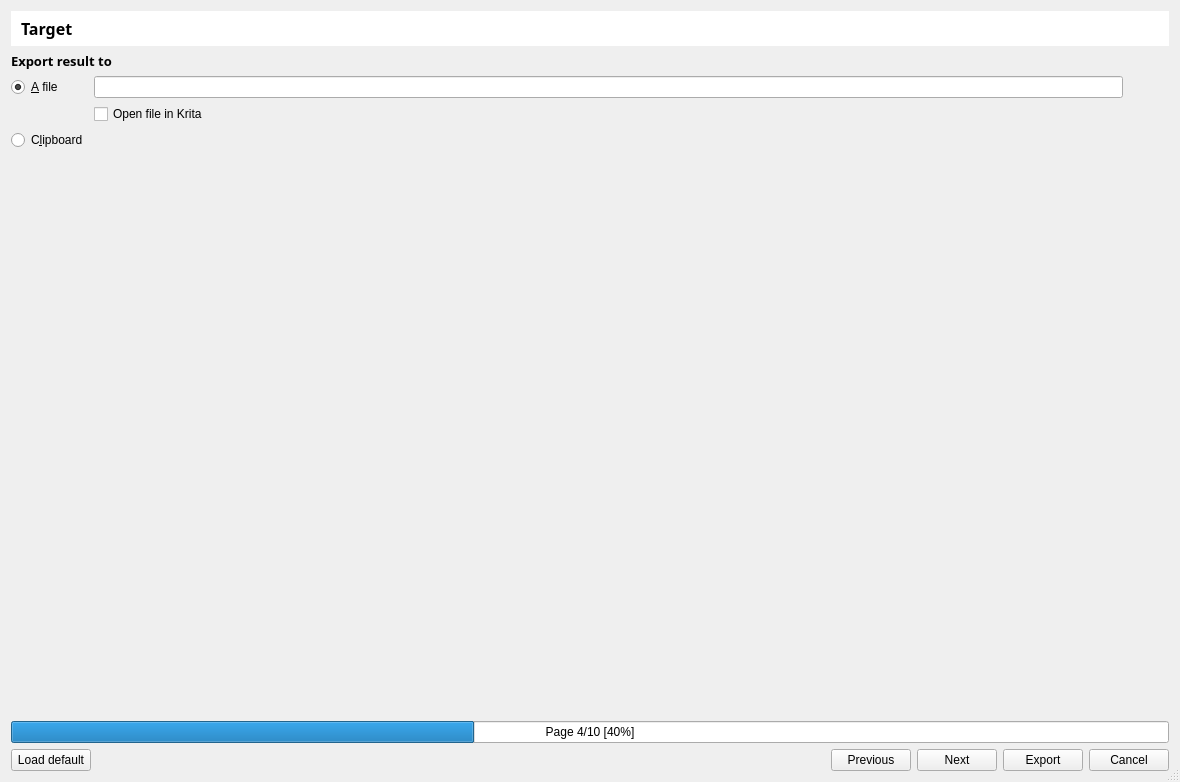
First picture: the form in bulicommander/bulicommander/bc/resources/bcexportfiles.ui, repository Grum999/BuliCommander, before the edit.
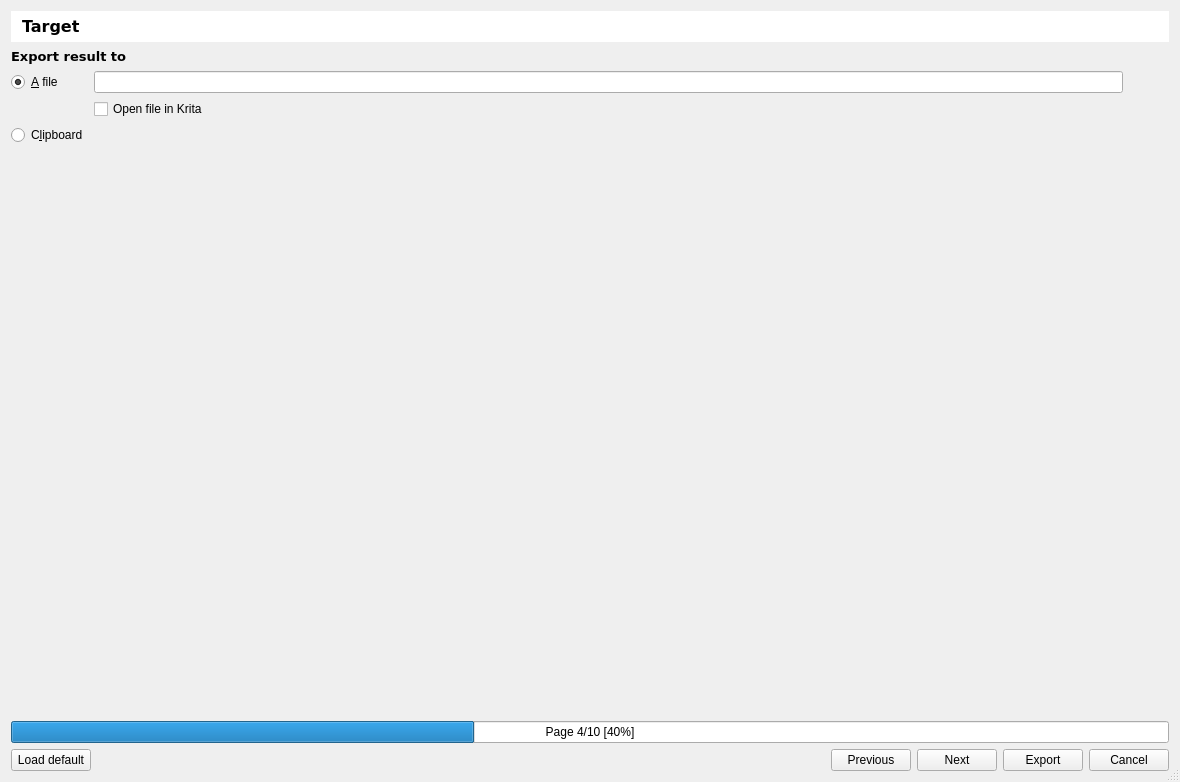
Second picture: the form after the edit. The open tabs and pages were chosen to show the change. Icons and pictures are not drawn. Custom widgets are drawn as their Qt base class.

```diff
--- a/bulicommander/bulicommander/bc/resources/bcexportfiles.ui
+++ b/bulicommander/bulicommander/bc/resources/bcexportfiles.ui
@@ -2612,7 +2612,7 @@
         <widget class="QLabel" name="label_12">
          <property name="font">
           <font>
-           <family>ABeeZee</family>
+           <family>DejaVu Sans</family>
            <pointsize>12</pointsize>
            <weight>75</weight>
            <italic>false</italic>
@@ -2710,7 +2710,7 @@
         <widget class="QLabel" name="label_13">
          <property name="font">
           <font>
-           <family>ABeeZee</family>
+           <family>DejaVu Sans</family>
            <pointsize>10</pointsize>
            <weight>75</weight>
            <italic>false</italic>
```
Left out of the diff: 6 changed lines with no effect on the pictures.
